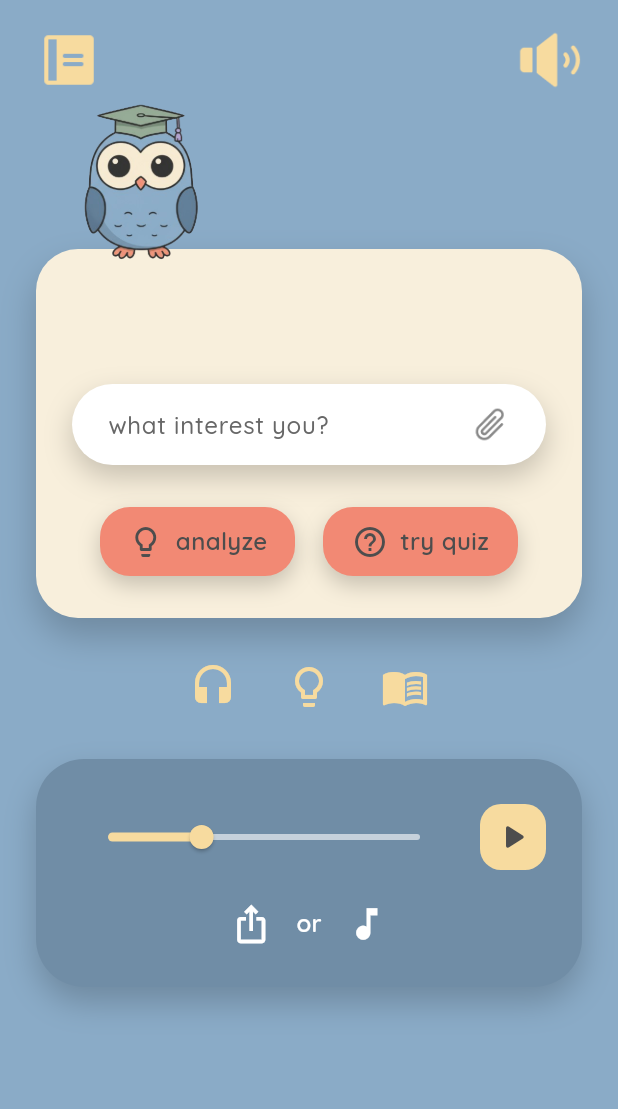
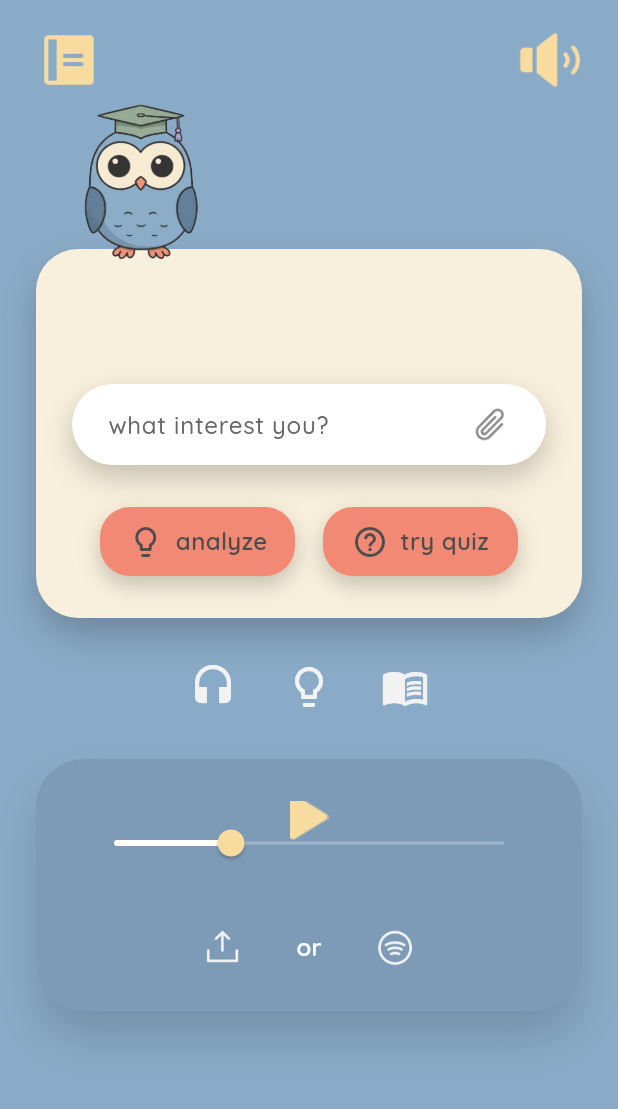
Before and after one commit to leothii/sylo, a Flutter app: the HomePage screen opened directly, on a phone screen of 412 x 824 dp, the part 96-1205 px from its top. Run offline on Flutter 3.47's test engine with Material 3 defaults, Android fonts, the phone set to English and light mode, and no system bars; missing offline and left inert: file_selector.

Commit message:
home page
-added homepage
-ui improvement
-some functional fix

```diff
--- a/lib/screens/home_page.dart
+++ b/lib/screens/home_page.dart
@@ -1,10 +1,12 @@
 // lib/screens/home_page.dart
 
-import 'package:file_picker/file_picker.dart';
+import 'package:file_selector/file_selector.dart';
 import 'package:flutter/material.dart';
 
 import '../utils/app_colors.dart';
+import '../widgets/audio_card.dart';
 import 'settings_overlay.dart';
+import 'summary_page.dart';
 
 class HomePage extends StatefulWidget {
   const HomePage({super.key});
@@ -14,7 +16,6 @@ class HomePage extends StatefulWidget {
 }
 
 class _HomePageState extends State<HomePage> {
-  double _progressValue = 0.3;
   final TextEditingController _interestController = TextEditingController();
   String? _selectedFileName;
 
@@ -29,7 +30,10 @@ class _HomePageState extends State<HomePage> {
               child: ConstrainedBox(
                 constraints: BoxConstraints(minHeight: constraints.maxHeight),
                 child: Padding(
-                  padding: const EdgeInsets.symmetric(horizontal: 24, vertical: 20),
+                  padding: const EdgeInsets.symmetric(
+                    horizontal: 24,
+                    vertical: 20,
+                  ),
                   child: Column(
                     crossAxisAlignment: CrossAxisAlignment.stretch,
                     children: [
@@ -58,10 +62,7 @@ class _HomePageState extends State<HomePage> {
   }
 
   void _openSettingsOverlay() {
-    showDialog(
-      context: context,
-      builder: (context) => const SettingsOverlay(),
-    );
+    showDialog(context: context, builder: (context) => const SettingsOverlay());
   }
 
   Widget _buildTopBar() {
@@ -70,15 +71,9 @@ class _HomePageState extends State<HomePage> {
       children: [
         Column(
           children: [
-            _IconBadge(
-              assetPath: 'assets/icons/profile.png',
-              size: 44,
-            ),
+            _IconBadge(assetPath: 'assets/icons/profile.png', size: 44),
             const SizedBox(height: 18),
-            _IconBadge(
-              assetPath: 'assets/icons/note.png',
-              size: 44,
-            ),
+            _IconBadge(assetPath: 'assets/icons/note.png', size: 44),
           ],
         ),
         const Spacer(),
@@ -90,10 +85,7 @@ class _HomePageState extends State<HomePage> {
               onTap: _openSettingsOverlay,
             ),
             const SizedBox(height: 18),
-            _IconBadge(
-              assetPath: 'assets/icons/sound.png',
-              size: 44,
-            ),
+            _IconBadge(assetPath: 'assets/icons/sound.png', size: 44),
           ],
         ),
       ],
@@ -146,12 +138,19 @@ class _HomePageState extends State<HomePage> {
                   const SizedBox(height: 28),
                   Row(
                     mainAxisAlignment: MainAxisAlignment.spaceEvenly,
-                    children: const [
+                    children: [
                       _ActionButton(
                         label: 'analyze',
                         icon: Icons.lightbulb_outline,
+                        onTap: () {
+                          Navigator.of(context).push(
+                            MaterialPageRoute(
+                              builder: (_) => const SummaryPage(),
                             ),
-                      _ActionButton(
+                          );
+                        },
+                      ),
+                      const _ActionButton(
                         label: 'try quiz',
                         icon: Icons.help_outline,
                       ),
@@ -229,104 +228,31 @@ class _HomePageState extends State<HomePage> {
     return Row(
       mainAxisAlignment: MainAxisAlignment.center,
       children: const [
-        _ShortcutIcon(icon: Icons.headset),
-        SizedBox(width: 32),
-        _ShortcutIcon(icon: Icons.lightbulb_outline),
-        SizedBox(width: 32),
-        _ShortcutIcon(icon: Icons.menu_book_outlined),
+        _ShortcutIcon(
+          icon: Icons.headset,
+          color: Color(0xFFF2F2F2),
+          margin: EdgeInsets.only(right: 32),
+        ),
+        _ShortcutIcon(
+          icon: Icons.lightbulb_outline,
+          color: Color(0xFFF2F2F2),
+          margin: EdgeInsets.only(right: 32),
+        ),
+        _ShortcutIcon(icon: Icons.menu_book_outlined, color: Color(0xFFF2F2F2)),
       ],
     );
   }
 
   Widget _buildAudioCard(BuildContext context) {
-    return Container(
-      decoration: BoxDecoration(
-        color: const Color(0xFF708DA6),
-        borderRadius: BorderRadius.circular(32),
-        boxShadow: const [
-          BoxShadow(
-            color: Color(0x33000000),
-            blurRadius: 18,
-            offset: Offset(0, 10),
-          ),
-        ],
-      ),
-      padding: const EdgeInsets.symmetric(horizontal: 24, vertical: 28),
-      child: Column(
-        crossAxisAlignment: CrossAxisAlignment.stretch,
-        children: [
-          _buildProgressSlider(),
-          const SizedBox(height: 20),
-          Row(
-            mainAxisAlignment: MainAxisAlignment.center,
-            children: const [
-              Icon(Icons.ios_share_outlined, color: Colors.white, size: 28),
-              SizedBox(width: 16),
-              Text(
-                'or',
-                style: TextStyle(
-                  color: Colors.white,
-                  fontSize: 16,
-                  fontFamily: 'Quicksand',
-                  fontWeight: FontWeight.w600,
-                ),
-              ),
-              SizedBox(width: 16),
-              Icon(Icons.music_note, color: Colors.white, size: 28),
-            ],
-          ),
-        ],
-      ),
-    );
-  }
-
-  Widget _buildProgressSlider() {
-    return SliderTheme(
-      data: SliderTheme.of(context).copyWith(
-        trackHeight: 4,
-        activeTrackColor: const Color(0xFFF7DB9F),
-        inactiveTrackColor: Colors.white.withValues(alpha: 0.6),
-        thumbColor: const Color(0xFFF7DB9F),
-        overlayColor: const Color(0x33F7DB9F),
-        thumbShape: const RoundSliderThumbShape(enabledThumbRadius: 8),
-      ),
-      child: Row(
-        children: [
-          Expanded(
-            child: Slider(
-              value: _progressValue,
-              onChanged: (value) {
-                setState(() {
-                  _progressValue = value;
-                });
-              },
-            ),
-          ),
-          const SizedBox(width: 16),
-          Container(
-            height: 44,
-            width: 44,
-            decoration: BoxDecoration(
-              color: const Color(0xFFF7DB9F),
-              borderRadius: BorderRadius.circular(14),
-            ),
-            child: const Icon(
-              Icons.play_arrow_rounded,
-              color: Color(0xFF4D4D4D),
-              size: 28,
-            ),
-          ),
-        ],
-      ),
-    );
+    return const AudioCard(playIconVerticalOffset: -10);
   }
 
   Future<void> _openFilePicker() async {
-    try {
-      final result = await FilePicker.platform.pickFiles(
-        type: FileType.custom,
-        allowMultiple: false,
-        allowedExtensions: [
+    const int maxBytes = 10 * 1024 * 1024; // 10 MB
+
+    final typeGroup = XTypeGroup(
+      label: 'allowed',
+      extensions: const [
         'pdf',
         'doc',
         'docx',
@@ -342,14 +268,17 @@ class _HomePageState extends State<HomePage> {
       ],
     );
 
-      if (!mounted || result == null || result.files.isEmpty) {
+    try {
+      final XFile? file = await openFile(acceptedTypeGroups: [typeGroup]);
+
+      if (!mounted || file == null) {
         return;
       }
 
-      final file = result.files.first;
-      const int maxBytes = 10 * 1024 * 1024; // 10 MB
+      final int size = await file.length();
 
-      if (file.size > maxBytes) {
+      if (size > maxBytes) {
+        if (!mounted) return;
         ScaffoldMessenger.of(context).showSnackBar(
           const SnackBar(
             content: Text('Please choose a file smaller than 10 MB.'),
@@ -362,9 +291,10 @@ class _HomePageState extends State<HomePage> {
         _selectedFileName = file.name;
       });
 
-      ScaffoldMessenger.of(context).showSnackBar(
-        SnackBar(content: Text('Selected "${file.name}"')),
-      );
+      if (!mounted) return;
+      ScaffoldMessenger.of(
+        context,
+      ).showSnackBar(SnackBar(content: Text('Selected "${file.name}"')));
     } catch (error) {
       if (!mounted) return;
       ScaffoldMessenger.of(context).showSnackBar(
@@ -377,17 +307,15 @@ class _HomePageState extends State<HomePage> {
 }
 
 class _ActionButton extends StatelessWidget {
-  const _ActionButton({
-    required this.label,
-    required this.icon,
-  });
+  const _ActionButton({required this.label, required this.icon, this.onTap});
 
   final String label;
   final IconData icon;
+  final VoidCallback? onTap;
 
   @override
   Widget build(BuildContext context) {
-    return Container(
+    final buttonContent = Container(
       height: 46,
       width: 130,
       decoration: BoxDecoration(
@@ -418,15 +346,24 @@ class _ActionButton extends StatelessWidget {
         ],
       ),
     );
+
+    if (onTap == null) {
+      return buttonContent;
+    }
+
+    return Material(
+      color: Colors.transparent,
+      child: InkWell(
+        borderRadius: BorderRadius.circular(20),
+        onTap: onTap,
+        child: buttonContent,
+      ),
+    );
   }
 }
 
 class _IconBadge extends StatelessWidget {
-  const _IconBadge({
-    required this.assetPath,
-    this.size = 44,
-    this.onTap,
-  });
+  const _IconBadge({required this.assetPath, this.size = 44, this.onTap});
 
   final String assetPath;
   final double size;
@@ -462,16 +399,21 @@ class _IconBadge extends StatelessWidget {
 }
 
 class _ShortcutIcon extends StatelessWidget {
-  const _ShortcutIcon({required this.icon});
+  const _ShortcutIcon({
+    required this.icon,
+    this.color = const Color(0xFFF7DB9F),
+    this.margin = EdgeInsets.zero,
+  });
 
   final IconData icon;
+  final Color color;
+  final EdgeInsetsGeometry margin;
 
   @override
   Widget build(BuildContext context) {
-    return Icon(
-      icon,
-      color: const Color(0xFFF7DB9F),
-      size: 32,
+    return Padding(
+      padding: margin,
+      child: Icon(icon, color: color, size: 32),
     );
   }
 }
--- /dev/null
+++ b/lib/widgets/audio_card.dart
@@ -0,0 +1,150 @@
+// lib/widgets/audio_card.dart
+
+import 'package:flutter/material.dart';
+
+class AudioCard extends StatefulWidget {
+  const AudioCard({
+    super.key,
+    this.backgroundColor = const Color(0xFF7D9BB7),
+    this.borderRadius = 32,
+    this.shadowBlur = 24,
+    this.shadowOffset = const Offset(0, 18),
+    this.padding = const EdgeInsets.symmetric(horizontal: 28, vertical: 28),
+    this.initialProgress = 0.3,
+    this.playIconAsset = 'assets/icons/play.png',
+    this.uploadIconAsset = 'assets/icons/upload.png',
+    this.spotifyIconAsset = 'assets/icons/spotify.png',
+    this.iconSpacing = 35,
+    this.playIconVerticalOffset = 0,
+    this.onProgressChanged,
+    this.onUploadTap,
+    this.onSpotifyTap,
+  });
+
+  final Color backgroundColor;
+  final double borderRadius;
+  final double shadowBlur;
+  final Offset shadowOffset;
+  final EdgeInsetsGeometry padding;
+  final double initialProgress;
+  final String playIconAsset;
+  final String uploadIconAsset;
+  final String spotifyIconAsset;
+  final double iconSpacing;
+  final double playIconVerticalOffset;
+  final ValueChanged<double>? onProgressChanged;
+  final VoidCallback? onUploadTap;
+  final VoidCallback? onSpotifyTap;
+
+  @override
+  State<AudioCard> createState() => _AudioCardState();
+}
+
+class _AudioCardState extends State<AudioCard> {
+  late double _progress;
+
+  @override
+  void initState() {
+    super.initState();
+    _progress = widget.initialProgress.clamp(0, 1);
+  }
+
+  @override
+  Widget build(BuildContext context) {
+    return Container(
+      decoration: BoxDecoration(
+        color: widget.backgroundColor,
+        borderRadius: BorderRadius.circular(widget.borderRadius),
+        boxShadow: [
+          BoxShadow(
+            color: const Color(0x26000000),
+            blurRadius: widget.shadowBlur,
+            offset: widget.shadowOffset,
+          ),
+        ],
+      ),
+      padding: widget.padding,
+      child: Column(
+        mainAxisSize: MainAxisSize.min,
+        children: [
+          _buildSlider(context),
+          const SizedBox(height: 28),
+          Row(
+            mainAxisAlignment: MainAxisAlignment.center,
+            children: [
+              _InteractiveIcon(
+                asset: widget.uploadIconAsset,
+                onTap: widget.onUploadTap,
+              ),
+              SizedBox(width: widget.iconSpacing),
+              const Text(
+                'or',
+                style: TextStyle(
+                  color: Colors.white,
+                  fontSize: 16,
+                  fontFamily: 'Quicksand',
+                  fontWeight: FontWeight.w600,
+                ),
+              ),
+              SizedBox(width: widget.iconSpacing),
+              _InteractiveIcon(
+                asset: widget.spotifyIconAsset,
+                onTap: widget.onSpotifyTap,
+              ),
+            ],
+          ),
+        ],
+      ),
+    );
+  }
+
+  Widget _buildSlider(BuildContext context) {
+    return SizedBox(
+      height: 56,
+      child: Stack(
+        alignment: Alignment.center,
+        children: [
+          SliderTheme(
+            data: SliderTheme.of(context).copyWith(
+              trackHeight: 2,
+              activeTrackColor: Colors.white,
+              inactiveTrackColor: Colors.white.withValues(alpha: 0.25),
+              thumbColor: const Color(0xFFF7DB9F),
+              overlayColor: Colors.transparent,
+              thumbShape: const RoundSliderThumbShape(enabledThumbRadius: 9),
+            ),
+            child: Slider(
+              value: _progress,
+              onChanged: (value) {
+                setState(() => _progress = value);
+                widget.onProgressChanged?.call(value);
+              },
+            ),
+          ),
+          Positioned(
+            top: widget.playIconVerticalOffset,
+            child: Image.asset(widget.playIconAsset, width: 42, height: 42),
+          ),
+        ],
+      ),
+    );
+  }
+}
+
+class _InteractiveIcon extends StatelessWidget {
+  const _InteractiveIcon({required this.asset, this.onTap});
+
+  final String asset;
+  final VoidCallback? onTap;
+
+  @override
+  Widget build(BuildContext context) {
+    final icon = Image.asset(asset, width: 28, height: 28, fit: BoxFit.contain);
+
+    if (onTap == null) {
+      return icon;
+    }
+
+    return GestureDetector(onTap: onTap, child: icon);
+  }
+}
--- a/pubspec.yaml
+++ b/pubspec.yaml
@@ -31,7 +31,7 @@ dependencies:
   flutter:
     sdk: flutter
 
-  file_picker: ^8.1.2
+  file_selector: ^1.0.3
 
   # The following adds the Cupertino Icons font to your application.
   # Use with the CupertinoIcons class for iOS style icons.
```
Also changed, not shown: lib/screens/summary_page.dart (added, +317 -0 lines), assets/icons/clipboard.png (added), assets/icons/export.png (added), assets/icons/spotify.png (added), assets/icons/upload.png (added), pubspec.lock. Lines whose indentation alone changed are shown as unchanged.
